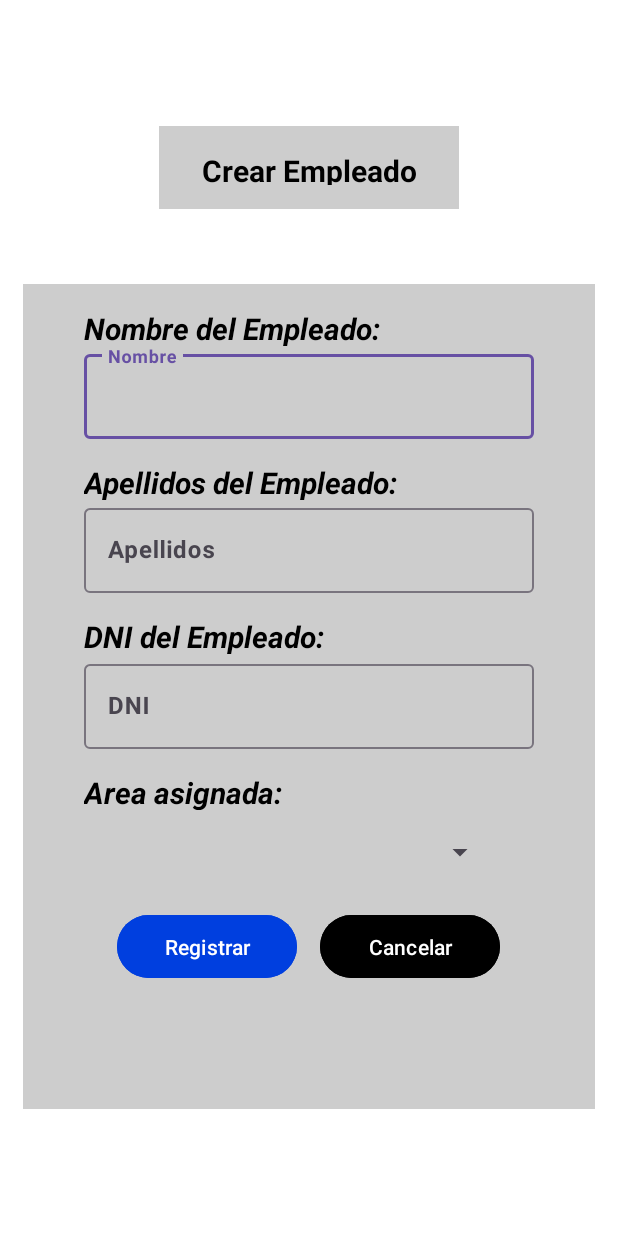
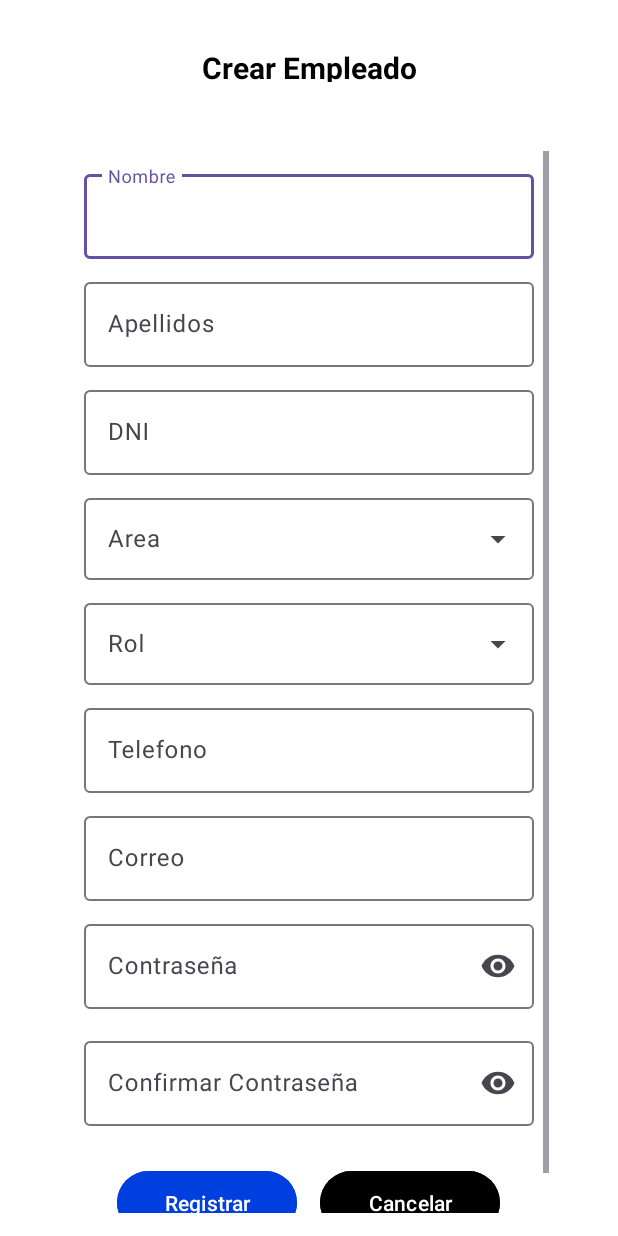
Before and after one commit to TheOne27k/GDIBPM-GRTC, an Android app: the layout activity_register_employee.xml on its own in the app's theme, with its tools: preview values and no code run, on a phone screen of 412 x 824 dp. Run offline under Robolectric (Android 15) with nearby library versions, the phone set to English and light mode, and no system bars.

Commit message:
feat: implement functionality get and create a users and add to auth to user

```diff
--- a/app/src/main/java/com/grtc/gdibpm/main/MainFragment.kt
+++ b/app/src/main/java/com/grtc/gdibpm/main/MainFragment.kt
@@ -10,7 +10,7 @@ import com.google.android.material.card.MaterialCardView
 import com.grtc.gdibpm.dashboard.DashboardActivity
 import com.grtc.gdibpm.displacement.FilterActivity
 import com.grtc.gdibpm.R
-import com.grtc.gdibpm.management.GestionActivity
+import com.grtc.gdibpm.management.ManagementActivity
 
 class MainFragment : Fragment() {
     override fun onCreateView(
@@ -36,7 +36,7 @@ class MainFragment : Fragment() {
             startActivity(intent)
         }
         cardManagment.setOnClickListener {
-            val intent = Intent(context, GestionActivity::class.java)
+            val intent = Intent(context, ManagementActivity::class.java)
             startActivity(intent)
         }
     }
--- a/app/src/main/java/com/grtc/gdibpm/management/area/AreaActivity.kt
+++ b/app/src/main/java/com/grtc/gdibpm/management/area/AreaActivity.kt
@@ -7,7 +7,7 @@ import androidx.appcompat.app.AppCompatActivity
 import androidx.lifecycle.ViewModelProvider
 import com.google.android.material.textfield.TextInputEditText
 import com.grtc.gdibpm.R
-import com.grtc.gdibpm.management.GestionActivity
+import com.grtc.gdibpm.management.ManagementActivity
 
 class AreaActivity: AppCompatActivity(){
     private lateinit var areaViewModel: AreaViewModel
@@ -23,7 +23,7 @@ class AreaActivity: AppCompatActivity(){
             val areaName = edtAreaName.text.toString()
             val area = Area(id="", areaName)
             areaViewModel.registerArea(area)
-            Intent(this, GestionActivity::class.java).apply {
+            Intent(this, ManagementActivity::class.java).apply {
                 startActivity(this)
             }
         }
--- a/app/src/main/java/com/grtc/gdibpm/management/UserRole.kt
+++ b/app/src/main/java/com/grtc/gdibpm/management/user/UserRole.kt
@@ -1,6 +1,6 @@
-package com.grtc.gdibpm.management
+package com.grtc.gdibpm.management.user
 
 enum class UserRole(val  rolName: String) {
     ADMIN( "Administrador"),
-    USER("Usuario Común")
+    USER("Usuario")
 }
--- a/app/src/main/res/layout/activity_register_employee.xml
+++ b/app/src/main/res/layout/activity_register_employee.xml
@@ -2,6 +2,7 @@
 <LinearLayout xmlns:android="http://schemas.android.com/apk/res/android"
     android:layout_width="match_parent"
     android:layout_height="match_parent"
+    xmlns:app="http://schemas.android.com/apk/res-auto"
     android:orientation="vertical"
     android:gravity="center"
     android:padding="15dp"
@@ -16,115 +17,142 @@
         android:gravity="center"
         android:textSize="20sp"
         android:textColor="@color/black"
-        android:layout_marginBottom="50dp"
-        android:background="@color/gray_light"
+        android:layout_marginBottom="30dp"
         >
     </TextView>
 
+    <ScrollView
+        android:layout_width="wrap_content"
+        android:layout_height="wrap_content">
         <LinearLayout
-        android:layout_width="400dp"
-        android:layout_height="550dp"
+            android:layout_width="wrap_content"
+            android:layout_height="wrap_content"
             android:orientation="vertical"
             android:gravity="center_horizontal"
-        android:padding="10dp"
-        android:background="@color/gray_light">
+            android:padding="10dp">
+            <com.google.android.material.textfield.TextInputLayout
+                android:layout_width="300dp"
+                android:layout_height="wrap_content"
+                android:layout_marginBottom="10dp">
 
-    <TextView
-        android:layout_width="300dp"
-        android:layout_height="25dp"
-        android:text="Nombre del Empleado:"
-        android:textSize="20sp"
-        android:layout_gravity="center"
-        android:layout_marginTop="6dp"
-        android:textColor="@color/black"
-        android:textStyle="bold|italic">
-    </TextView>
+                <com.google.android.material.textfield.TextInputEditText
+                    android:id="@+id/edtName"
+                    android:layout_width="match_parent"
+                    android:layout_height="match_parent"
+                    android:hint="Nombre"/>
+            </com.google.android.material.textfield.TextInputLayout>
 
             <com.google.android.material.textfield.TextInputLayout
                 android:layout_width="300dp"
-        android:layout_height="wrap_content">
+                android:layout_height="wrap_content"
+                android:layout_marginBottom="10dp">
 
                 <com.google.android.material.textfield.TextInputEditText
+                    android:id="@+id/edtLastName"
                     android:layout_width="match_parent"
                     android:layout_height="match_parent"
-            android:textStyle="bold"
-            android:hint="Nombre"/>
-    </com.google.android.material.textfield.TextInputLayout>
-
-    <TextView
-        android:layout_width="300dp"
-        android:layout_height="25dp"
-        android:text="Apellidos del Empleado:"
-        android:textColor="@color/black"
-        android:textSize="20sp"
-        android:layout_gravity="center"
-        android:layout_marginTop="15dp"
-        android:textStyle="bold|italic">
-    </TextView>
-
-    <com.google.android.material.textfield.TextInputLayout
-        android:layout_width="300dp"
-        android:layout_height="wrap_content">
-
-        <com.google.android.material.textfield.TextInputEditText
-            android:layout_width="match_parent"
-            android:layout_height="match_parent"
-            android:textStyle="bold"
                     android:hint="Apellidos"/>
 
             </com.google.android.material.textfield.TextInputLayout>
 
-    <TextView
+            <com.google.android.material.textfield.TextInputLayout
                 android:layout_width="300dp"
-        android:layout_height="25dp"
-        android:textSize="20sp"
-        android:text="DNI del Empleado:"
-        android:textColor="@color/black"
-        android:layout_gravity="center"
-        android:layout_marginTop="15dp"
-        android:textStyle="bold|italic">
-    </TextView>
+                android:layout_height="wrap_content"
+                android:layout_marginBottom="10dp">
 
+                <com.google.android.material.textfield.TextInputEditText
+                    android:id="@+id/edtDni"
+                    android:layout_width="match_parent"
+                    android:layout_height="match_parent"
+                    android:hint="DNI"
+                    android:inputType="number"/>
+            </com.google.android.material.textfield.TextInputLayout>
+            <com.google.android.material.textfield.TextInputLayout
+                android:layout_width="300dp"
+                android:layout_height="60dp"
+                android:layout_marginBottom="10dp"
+                android:hint="Area"
+                style="@style/Widget.Material3.TextInputLayout.OutlinedBox.ExposedDropdownMenu">
+                <com.google.android.material.textfield.MaterialAutoCompleteTextView
+                    android:id="@+id/edtArea"
+                    android:layout_width="match_parent"
+                    android:layout_height="match_parent"
+                    android:inputType="none"
+                    />
+            </com.google.android.material.textfield.TextInputLayout>
+            <com.google.android.material.textfield.TextInputLayout
+                android:layout_width="300dp"
+                android:layout_height="60dp"
+                android:layout_marginBottom="10dp"
+                android:hint="Rol"
+                style="@style/Widget.Material3.TextInputLayout.OutlinedBox.ExposedDropdownMenu">
+                <com.google.android.material.textfield.MaterialAutoCompleteTextView
+                    android:id="@+id/edtRole"
+                    android:layout_width="match_parent"
+                    android:layout_height="match_parent"
+                    android:inputType="none"
+                    />
+            </com.google.android.material.textfield.TextInputLayout>
 
             <com.google.android.material.textfield.TextInputLayout
                 android:layout_width="300dp"
                 android:layout_height="wrap_content"
-        android:layout_marginTop="1dp">
+                android:layout_marginBottom="10dp">
 
                 <com.google.android.material.textfield.TextInputEditText
+                    android:id="@+id/edtPhone"
                     android:layout_width="match_parent"
                     android:layout_height="match_parent"
-            android:hint="DNI"
-            android:textStyle="bold"
+                    android:hint="Telefono"
                     android:inputType="number"/>
 
             </com.google.android.material.textfield.TextInputLayout>
+            <com.google.android.material.textfield.TextInputLayout
+                android:layout_width="300dp"
+                android:layout_height="wrap_content"
+                android:layout_marginBottom="10dp">
 
-        <TextView
+                <com.google.android.material.textfield.TextInputEditText
+                    android:id="@+id/edtEmail"
+                    android:layout_width="match_parent"
+                    android:layout_height="match_parent"
+                    android:hint="Correo"
+                    android:inputType="text"/>
+
+            </com.google.android.material.textfield.TextInputLayout>
+            <com.google.android.material.textfield.TextInputLayout
                 android:layout_width="300dp"
-            android:layout_height="25dp"
-            android:textSize="20sp"
-            android:text="Area asignada:"
-            android:layout_gravity="center"
-            android:textColor="@color/black"
-            android:layout_marginTop="15dp"
-            android:textStyle="bold|italic">
-        </TextView>
+                android:layout_height="wrap_content"
+                android:layout_marginBottom="16dp"
+                app:endIconMode="password_toggle">
 
-        <Spinner
-        android:id="@+id/Area"
-        android:layout_width="250dp"
+                <com.google.android.material.textfield.TextInputEditText
+                    android:id="@+id/password"
+                    android:layout_width="match_parent"
                     android:layout_height="wrap_content"
-        android:layout_marginTop="16dp"
-        android:layout_marginBottom="16dp"/>
+                    android:hint="Contraseña"
+                    android:inputType="textPassword" />
+            </com.google.android.material.textfield.TextInputLayout>
+            <com.google.android.material.textfield.TextInputLayout
+                android:layout_width="300dp"
+                android:layout_height="wrap_content"
+                android:layout_marginBottom="16dp"
+                app:endIconMode="password_toggle">
 
+                <com.google.android.material.textfield.TextInputEditText
+                    android:id="@+id/confirmPassword"
+                    android:layout_width="match_parent"
+                    android:layout_height="wrap_content"
+                    android:hint="Confirmar Contraseña"
+                    android:inputType="textPassword" />
+            </com.google.android.material.textfield.TextInputLayout>
             <LinearLayout
                 android:layout_width="match_parent"
                 android:layout_height="50dp"
                 android:layout_marginTop="10dp"
                 android:gravity="center_horizontal">
 
-            <Button
+                <com.google.android.material.button.MaterialButton
                     android:id="@+id/btnRegister"
                     android:layout_width="120dp"
                     android:layout_height="50dp"
@@ -132,7 +160,7 @@
                     android:backgroundTint="@color/blue"
                     android:text="Registrar" />
 
-            <Button
+                <com.google.android.material.button.MaterialButton
                     android:id="@+id/btnCancel"
                     android:layout_width="120dp"
                     android:layout_height="50dp"
@@ -140,4 +168,6 @@
                     android:text="Cancelar" />
             </LinearLayout>
         </LinearLayout>
+    </ScrollView>
+
 </LinearLayout>
--- a/app/src/main/res/layout/item_displacement.xml
+++ b/app/src/main/res/layout/item_displacement.xml
@@ -14,6 +14,7 @@
         android:orientation="vertical">
 
         <TextView
+            android:id="@+id/txtDate"
             android:layout_width="match_parent"
             android:layout_height="wrap_content"
             android:textAlignment="textEnd"
@@ -33,6 +34,7 @@
                 android:padding="8dp"/>
 
             <TextView
+                android:id="@+id/txtMotive"
                 android:layout_width="wrap_content"
                 android:layout_height="wrap_content"
                 android:text="Desplazamiento"/>
@@ -52,6 +54,7 @@
                 android:padding="8dp"/>
 
             <TextView
+                android:id="@+id/txtSender"
                 android:layout_width="wrap_content"
                 android:layout_height="wrap_content"
                 android:text="Desplazamiento"/>
@@ -71,6 +74,7 @@
                 android:padding="8dp"/>
 
             <TextView
+                android:id="@+id/txtReceiver"
                 android:layout_width="wrap_content"
                 android:layout_height="wrap_content"
                 android:text="Desplazamiento"/>
--- a/app/src/main/res/layout/item_user.xml
+++ b/app/src/main/res/layout/item_user.xml
@@ -12,7 +12,7 @@
         android:padding="8dp">
         <TextView
             android:id="@+id/NameUser"
-            android:layout_width="match_parent"
+            android:layout_width="70dp"
             android:layout_height="wrap_content"
             android:layout_weight="1"
             android:text=""
@@ -21,7 +21,7 @@
 
         <TextView
             android:id="@+id/LastNameUser"
-            android:layout_width="match_parent"
+            android:layout_width="70dp"
             android:layout_height="wrap_content"
             android:layout_weight="1"
             android:gravity="center"
@@ -29,7 +29,7 @@
 
         <TextView
             android:id="@+id/AreaUser"
-            android:layout_width="match_parent"
+            android:layout_width="70dp"
             android:layout_height="wrap_content"
             android:layout_weight="1"
             android:text=""
```
Also changed, not shown: app/src/main/java/com/grtc/gdibpm/management/EmpleadoActivity.kt (deleted, +0 -12 lines), app/src/main/java/com/grtc/gdibpm/management/EmpleadoFragment.kt (deleted, +0 -32 lines), app/src/main/java/com/grtc/gdibpm/management/UserViewModel.kt (deleted, +0 -56 lines), app/src/main/java/com/grtc/gdibpm/management/user/User.kt (added, +14 -0 lines), app/src/main/java/com/grtc/gdibpm/management/user/UserActivity.kt (added, +84 -0 lines), app/src/main/java/com/grtc/gdibpm/management/user/UserAdapter.kt (added, +27 -0 lines), app/src/main/java/com/grtc/gdibpm/management/user/UserFragment.kt (added, +44 -0 lines), app/src/main/java/com/grtc/gdibpm/management/user/UserViewHolder.kt (added, +24 -0 lines), app/src/main/java/com/grtc/gdibpm/management/user/UserViewModel.kt (added, +120 -0 lines). Lines whose indentation alone changed are shown as unchanged.
